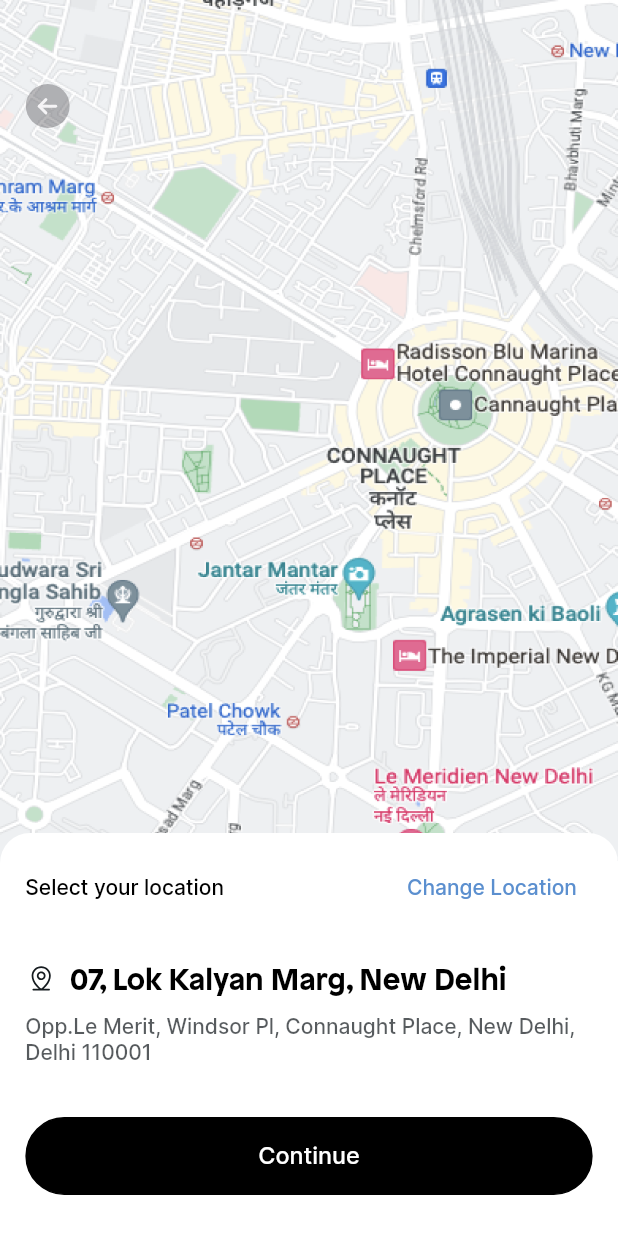
After one commit to dhruvd-grappus/wizr, a Flutter app: the SearchLocationPage screen opened by its route, on a phone screen of 412 x 824 dp. The commit adds this screen. Run offline on Flutter 3.47's test engine with Material 2 defaults, Android fonts, the phone set to English and light mode, and no system bars; our stand-ins replace bloc, dio, flutter_svg, go_router; missing offline and left inert: simple_ripple_animation; generated files the repository leaves out were written again.

Commit message:
feat(*): Add search location UI

```diff
--- a/lib/core/l10n/arb/app_en.arb
+++ b/lib/core/l10n/arb/app_en.arb
@@ -53,5 +53,7 @@
     "deviceLocationOff":"Device Location is turned off",
     "turnOn":"Turn On",
     "detectViaGps":"Detect via GPS",
-    "enterLocationManually":"Enter Location manually"
+    "enterLocationManually":"Enter Location manually",
+    "selectLocation":"Select your location",
+    "changeLocation":"Change Location"
 }
--- a/lib/core/navigation/go_router_config.dart
+++ b/lib/core/navigation/go_router_config.dart
@@ -2,6 +2,7 @@
 import 'package:wizr/views/kyc/address/kyc_address_select_page.dart';
 import 'package:wizr/views/kyc/address/kyc_home_type_page.dart';
 import 'package:wizr/views/kyc/address/kyc_manual_address_page.dart';
+import 'package:wizr/views/kyc/address/search_location_page.dart';
 import 'package:wizr/views/kyc/employee/kyc_employee_page.dart';
 
 class RouteNames {
@@ -9,12 +10,18 @@
   static const kycEmployeePage = 'kyc-employee';
   static const kycHomeTypePage = 'kyc-home-type';
   static const kycAddressSelectPage = 'kyc-address-select';
+  static const searchLocationPage = 'search-location-map';
 }
 
 // GoRouter configuration
 final router = GoRouter(
   initialLocation: '/${RouteNames.kycHomeTypePage}',
   routes: [
+    GoRoute(
+      name: RouteNames.searchLocationPage,
+      path: '/${RouteNames.searchLocationPage}',
+      builder: (context, state) => const SearchLocationPage(),
+    ),
     GoRoute(
       name: RouteNames.kycManualAddressPage,
       path: '/${RouteNames.kycManualAddressPage}',
--- a/lib/core/widgets/buttons.dart
+++ b/lib/core/widgets/buttons.dart
@@ -15,6 +15,7 @@
     this.icon,
     this.width,
     this.customLabelStyle,
+    this.margin,
   });
   final void Function()? onTap;
   final String label;
@@ -24,6 +25,7 @@
   final double? width;
   final double? height;
   final TextStyle? customLabelStyle;
+  final EdgeInsets? margin;
   @override
   Widget build(BuildContext context) {
     return GestureDetector(
@@ -31,8 +33,9 @@
       child: Container(
         width: width,
         constraints: height == null ? null : BoxConstraints(maxHeight: height!),
-        margin: const EdgeInsets.symmetric(vertical: 12, horizontal: 16)
-            .responsive(context),
+        margin: margin ??
+            const EdgeInsets.symmetric(vertical: 12, horizontal: 16)
+                .responsive(context),
         decoration: BoxDecoration(
           color: backgroundColor ??
               (active ? Colors.black : AppColors.midnightGrey),
--- a/lib/views/kyc/address/detect_location_sheet.dart
+++ b/lib/views/kyc/address/detect_location_sheet.dart
@@ -69,6 +69,7 @@
               PrimaryButton(
                 backgroundColor: Colors.white,
                 label: context.l10n.detectViaGps,
+                onTap: () => context.pushNamed(RouteNames.searchLocationPage),
                 icon: AssetIcons.mapPin,
                 customLabelStyle:
                     context.textTheme.labelLarge!.responsiveFont(context).black,
--- /dev/null
+++ b/lib/views/kyc/address/search_location_page.dart
@@ -0,0 +1,51 @@
+import 'package:flutter/material.dart';
+import 'package:go_router/go_router.dart';
+import 'package:wizr/core/utils/responsive_utils.dart';
+import 'package:wizr/views/kyc/address/select_location_sheet.dart';
+import 'package:wizr/views/kyc/widgets/kyc_header_with_title.dart';
+
+class SearchLocationPage extends StatefulWidget {
+  const SearchLocationPage({super.key});
+
+  @override
+  State<SearchLocationPage> createState() => _SearchLocationPageState();
+}
+
+class _SearchLocationPageState extends State<SearchLocationPage> {
+  @override
+  void initState() {
+    super.initState();
+  }
+
+  @override
+  Widget build(BuildContext context) {
+    return Scaffold(
+      backgroundColor: Colors.white,
+      extendBody: true,
+      extendBodyBehindAppBar: true,
+      body: Stack(
+        children: [
+          Image.asset(
+            'assets/images/temp_map.png',
+            height: context.screenHeight,
+            width: context.screenWidth,
+            fit: BoxFit.fill,
+          ),
+          const Positioned(
+            bottom: 0,
+            child: SelectLocationSheet(),
+          ),
+          Positioned(
+            top: 56,
+            left: 16,
+            child: CustomBackButton(
+              onTap: () {
+                context.pop();
+              },
+            ),
+          ),
+        ],
+      ),
+    );
+  }
+}
--- /dev/null
+++ b/lib/views/kyc/address/select_location_sheet.dart
@@ -0,0 +1,96 @@
+// ignore_for_file: lines_longer_than_80_chars
+
+import 'package:flutter/material.dart';
+import 'package:flutter_svg/flutter_svg.dart';
+import 'package:wizr/core/l10n/l10n.dart';
+import 'package:wizr/core/theme/app_colors.dart';
+import 'package:wizr/core/theme/typography/text_styles.dart';
+import 'package:wizr/core/utils/asset_paths.dart';
+import 'package:wizr/core/utils/responsive_utils.dart';
+import 'package:wizr/core/widgets/buttons.dart';
+
+class SelectLocationSheet extends StatelessWidget {
+  const SelectLocationSheet({super.key});
+
+  @override
+  Widget build(BuildContext context) {
+    return Wrap(
+      children: <Widget>[
+        Stack(
+          children: [
+            Container(
+              padding: const EdgeInsets.symmetric(vertical: 28, horizontal: 16)
+                  .responsive(context),
+              width: context.screenWidth,
+              decoration: const BoxDecoration(
+                color: Colors.white,
+                borderRadius: BorderRadius.only(
+                  topLeft: Radius.circular(20),
+                  topRight: Radius.circular(20),
+                ),
+              ),
+              child: Column(
+                crossAxisAlignment: CrossAxisAlignment.start,
+                children: [
+                  Container(
+                    decoration: const BoxDecoration(
+                      color: Colors.white,
+                    ),
+                    child: Row(
+                      children: [
+                        Text(
+                          context.l10n.selectLocation,
+                          style: context.textTheme.bodyMedium,
+                        ),
+                        Expanded(child: Container()),
+                        Text(
+                          context.l10n.changeLocation,
+                          style: context.textTheme.bodyMedium!
+                              .withColor(AppColors.financeBlueLight),
+                        ),
+                        SizedBox(width: 10.toResponsiveWidth(context))
+                      ],
+                    ),
+                  ),
+                  SizedBox(
+                    height: 40.toResponsiveHeight(context),
+                  ),
+                  Row(
+                    children: [
+                      SvgPicture.asset(
+                        AssetIcons.mapPin,
+                        width: 20.toResponsiveWidth(context),
+                        height: 20.toResponsiveHeight(context),
+                      ),
+                      SizedBox(
+                        width: 8.toResponsiveWidth(context),
+                      ),
+                      Text(
+                        '07, Lok Kalyan Marg, New Delhi',
+                        style: context.textTheme.headlineSmall,
+                      ),
+                    ],
+                  ),
+                  SizedBox(height: 10.toResponsiveHeight(context)),
+                  Text(
+                    'Opp.Le Merit, Windsor Pl, Connaught Place, New Delhi, Delhi 110001',
+                    style: context.textTheme.bodyMedium!
+                        .withColor(AppColors.midnightBlack.withOpacity(0.72)),
+                  ),
+                  SizedBox(
+                    height: 36.toResponsiveHeight(context),
+                  ),
+                  PrimaryButton(
+                    label: context.l10n.continueBtnLabel,
+                    width: double.infinity,
+                    margin: EdgeInsets.zero,
+                  )
+                ],
+              ),
+            ),
+          ],
+        )
+      ],
+    );
+  }
+}
```
Also changed, not shown: assets/images/temp_map.png (added).
